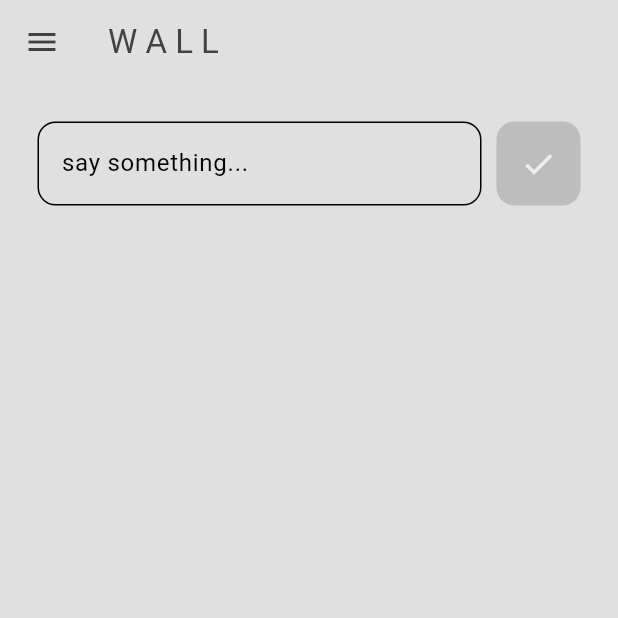
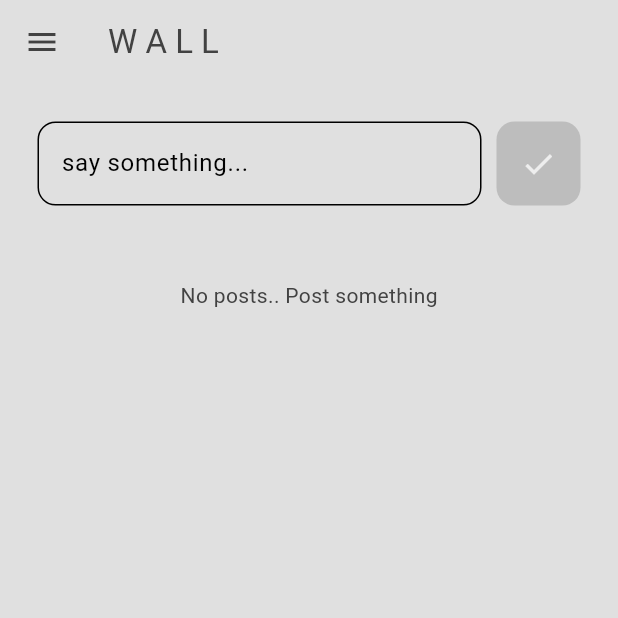
Before and after one commit to Abelleul23/minmal_soccialapp_flutter, a Flutter app: the screen it shows once a user with an empty profile is signed in, on a phone screen of 412 x 824 dp, the top half of it. Run offline on Flutter 3.47's test engine with Material 3 defaults, Android fonts, the phone set to English and light mode, and no system bars; our stand-ins replace cloud_firestore, firebase_auth, firebase_core; accounts and stored records are empty.

Commit message:
✨ Finalized app with enhanced UI and full messaging functionality: post, read, and retrieve messages

```diff
--- a/lib/pages/home_page.dart
+++ b/lib/pages/home_page.dart
@@ -1,13 +1,31 @@
+import 'package:cloud_firestore/cloud_firestore.dart';
 import 'package:flutter/material.dart';
 import 'package:socialapp/components/my_drawer.dart';
+import 'package:socialapp/components/my_list_tile.dart';
 import 'package:socialapp/components/my_post_button.dart';
 import 'package:socialapp/components/my_textfield.dart';
+import 'package:socialapp/database/firestore.dart';
 
 class HomePage extends StatelessWidget {
   HomePage({super.key});
 
+  // firestore access
+  final FirestoreDatabase database = FirestoreDatabase();
+
   // text controller
   final TextEditingController newPostController = TextEditingController();
+
+  // post message
+  void postMessage() {
+    // only post message if there is something in the textfield
+    if (newPostController.text.isNotEmpty) {
+      String message = newPostController.text;
+      database.addPost(message);
+    }
+
+    // clear the controller
+    newPostController.clear();
+  }
 
   @override
   Widget build(BuildContext context) {
@@ -37,13 +55,54 @@
 
                 // post button
                 PostButton(
-                  onTap: () {},
+                  onTap: postMessage,
                 )
               ],
             ),
           ),
 
           // Posts
+          StreamBuilder(
+            stream: database.getPostsSteram(),
+            builder: (context, snapshot) {
+              // show loading circle
+              if (snapshot.connectionState == ConnectionState.waiting) {
+                return const Center(
+                  child: CircularProgressIndicator(),
+                );
+              }
+              // get all posts
+              final posts = snapshot.data!.docs;
+
+              // no data?
+              if (snapshot.data == null || posts.isEmpty) {
+                return const Center(
+                  child: Padding(
+                    padding: EdgeInsets.all(25),
+                    child: Text("No posts.. Post something"),
+                  ),
+                );
+              }
+              // return as a list
+              return Expanded(
+                child: ListView.builder(
+                  itemCount: posts.length,
+                  itemBuilder: (context, index) {
+                    // get each individual post
+                    final post = posts[index];
+
+                    // get data from each post
+                    String message = post['PostMessage'];
+                    String userEmail = post['UserEmail'];
+                    Timestamp timestamp = post['TimeStamp'];
+
+                    // return as a list tile
+                    return MyListTile(title: message, subtitle: userEmail);
+                  },
+                ),
+              );
+            },
+          )
         ],
       ),
     );
```
Also changed, not shown: lib/components/my_list_tile.dart (added, +27 -0 lines), lib/pages/users_page.dart (+8 -3 lines).
